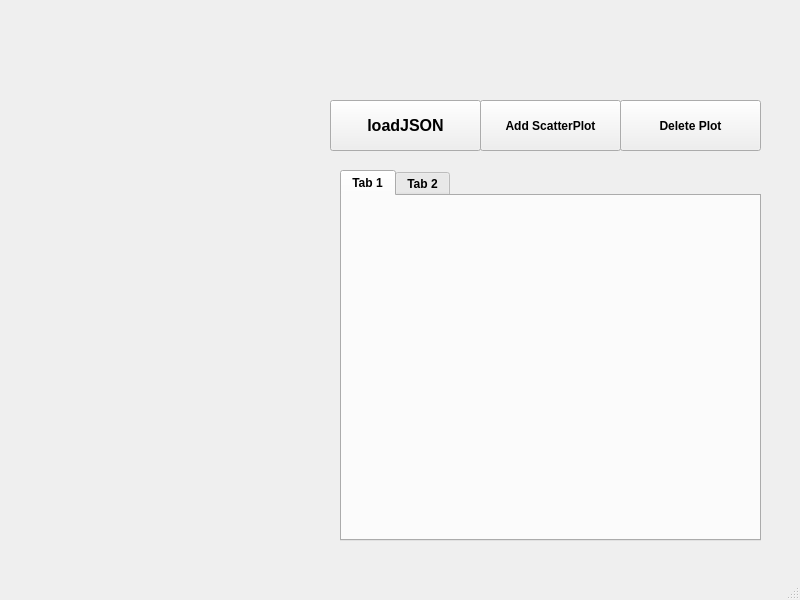
Before: the Qt Designer form main/mainwindow.ui in Kirikus/2024_Experiments, drawn with Qt 5.
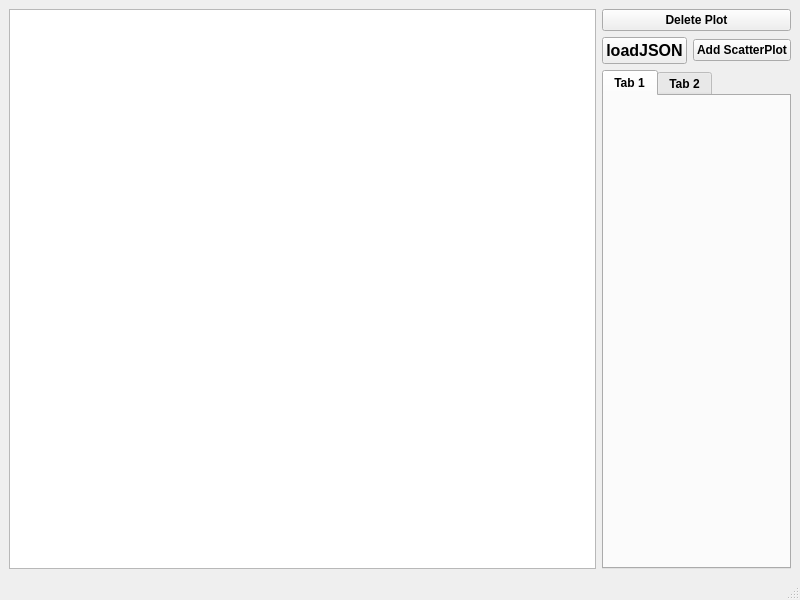
After: the same form once the commit is applied. Custom widgets are drawn as their Qt base class.

The edit to the form file:
```diff
--- a/main/mainwindow.ui
+++ b/main/mainwindow.ui
@@ -19,15 +19,19 @@
    <string>MainWindow</string>
   </property>
   <widget class="QWidget" name="centralwidget">
+   <layout class="QGridLayout" name="gridLayout">
+    <item row="0" column="0" rowspan="3">
+     <widget class="QTableWidget" name="tableWidget"/>
+    </item>
+    <item row="0" column="1" colspan="2">
+     <widget class="QPushButton" name="pushButton_deletePlot">
+      <property name="text">
+       <string>Delete Plot</string>
+      </property>
+     </widget>
+    </item>
+    <item row="1" column="1">
    <widget class="QPushButton" name="pushButton_loadJSON">
-    <property name="geometry">
-     <rect>
-      <x>330</x>
-      <y>100</y>
-      <width>151</width>
-      <height>51</height>
-     </rect>
-    </property>
     <property name="font">
      <font>
       <pointsize>12</pointsize>
@@ -38,28 +42,16 @@
      <string>loadJSON</string>
     </property>
    </widget>
+    </item>
+    <item row="1" column="2">
    <widget class="QPushButton" name="pushButton_addScatterPlot">
-    <property name="geometry">
-     <rect>
-      <x>480</x>
-      <y>100</y>
-      <width>141</width>
-      <height>51</height>
-     </rect>
-    </property>
     <property name="text">
      <string>Add ScatterPlot</string>
     </property>
    </widget>
+    </item>
+    <item row="2" column="1" colspan="2">
    <widget class="QTabWidget" name="tabWidget_plots">
-    <property name="geometry">
-     <rect>
-      <x>340</x>
-      <y>170</y>
-      <width>421</width>
-      <height>371</height>
-     </rect>
-    </property>
     <property name="currentIndex">
      <number>0</number>
     </property>
@@ -74,19 +66,8 @@
      </attribute>
     </widget>
    </widget>
-   <widget class="QPushButton" name="pushButton_deletePlot">
-    <property name="geometry">
-     <rect>
-      <x>620</x>
-      <y>100</y>
-      <width>141</width>
-      <height>51</height>
-     </rect>
-    </property>
-    <property name="text">
-     <string>Delete Plot</string>
-    </property>
-   </widget>
+    </item>
+   </layout>
   </widget>
   <widget class="QMenuBar" name="menubar">
    <property name="geometry">
```
Lines whose indentation alone changed are shown as unchanged.
